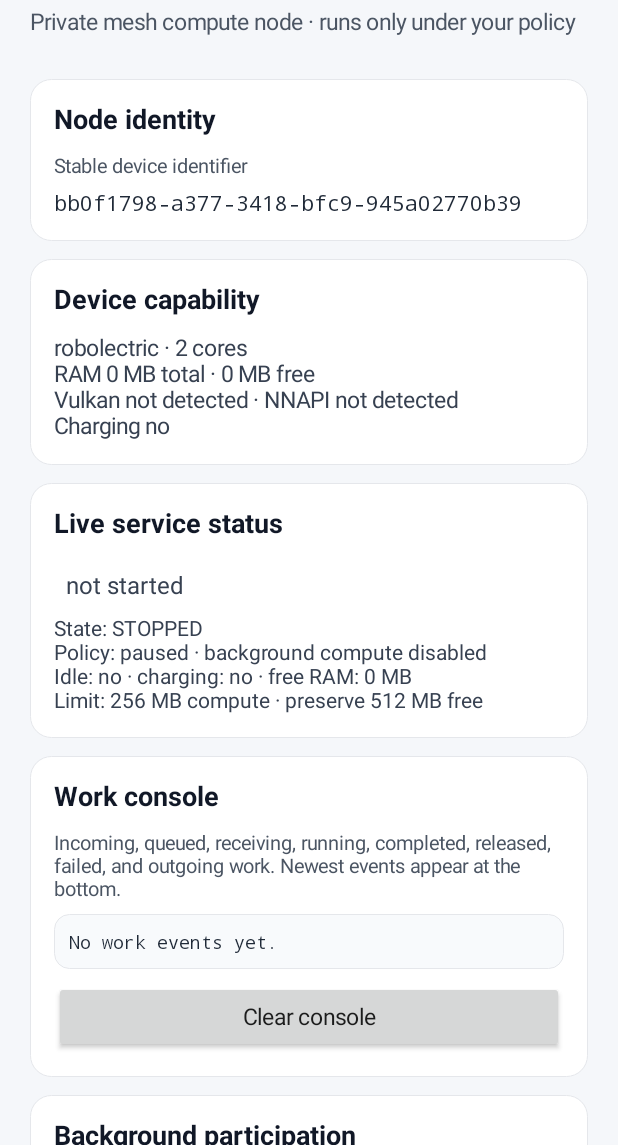
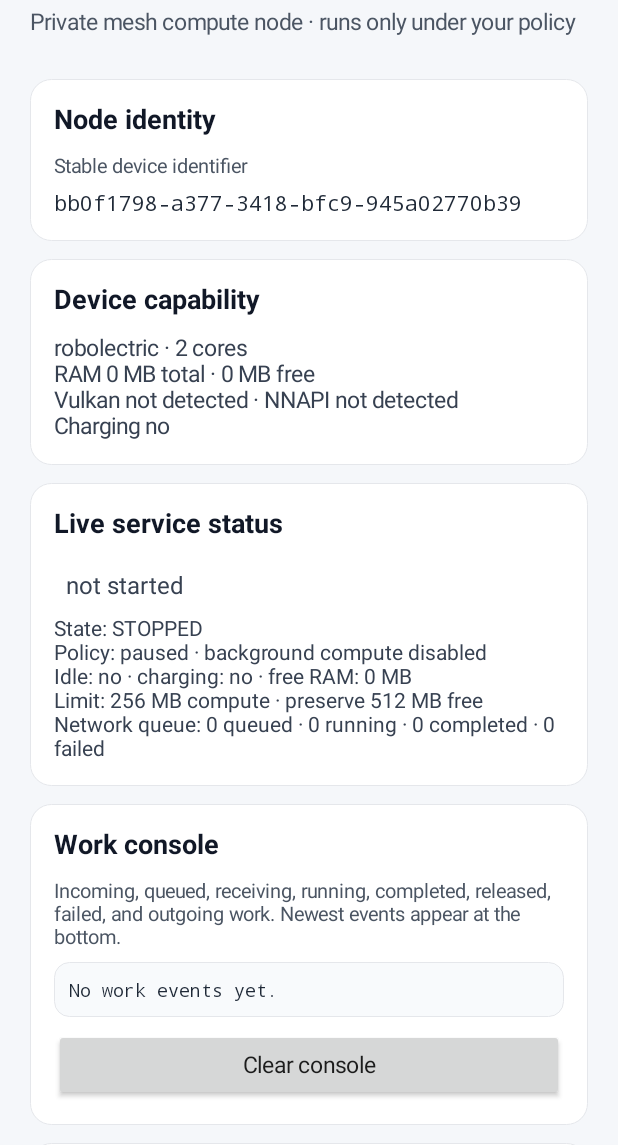
Before and after one commit to ZeroDriveX1/zdx-paralell-pyxel-vm, an Android app: the screen it shows after launch (MainActivity), on a phone screen of 412 x 824 dp, the part 91-1236 px from its top. Run offline under Robolectric (Android 15) with nearby library versions, the light colour scheme and no system bars.

Commit message:
show Android support mode and network queue status

```diff
--- a/android/app/src/main/java/com/zerodrivex/zdxnode/MainActivity.kt
+++ b/android/app/src/main/java/com/zerodrivex/zdxnode/MainActivity.kt
@@ -216,6 +216,12 @@ class MainActivity : Activity() {
         val lastTaskState = status.getString("last_task_state", null)
         val lastTaskDetail = status.getString("last_task_detail", null)
         val progress = if (status.contains("progress")) status.getInt("progress", 0) else null
+        val nodeMode = status.getString("node_mode", null)
+        val queueQueued = status.getInt("queue_queued", 0)
+        val queueRunning = status.getInt("queue_running", 0)
+        val queueCompleted = status.getInt("queue_completed", 0)
+        val queueFailed = status.getInt("queue_failed", 0)
+        val clusterMaster = status.getString("cluster_master", null)
 
         statusView.text = message
         statusView.setTextColor(
@@ -229,6 +235,7 @@ class MainActivity : Activity() {
         val policyBlock = admission.blockReason(policy, snapshot)
         workView.text = buildString {
             append("State: ").append(state)
+            if (!nodeMode.isNullOrBlank()) append(" · mode: ").append(nodeMode.lowercase())
             if (!currentTask.isNullOrBlank()) append("\nCurrent task: ").append(currentTask)
             if (progress != null) append(" · ").append(progress).append("%")
             if (!lastTask.isNullOrBlank()) {
@@ -242,6 +249,11 @@ class MainActivity : Activity() {
             append(" · free RAM: ").append(snapshot.availableMemoryMb).append(" MB")
             append("\nLimit: ").append(policy.memoryLimitMb).append(" MB compute")
             append(" · preserve ").append(policy.minFreeMemoryMb).append(" MB free")
+            append("\nNetwork queue: ").append(queueQueued).append(" queued · ")
+                .append(queueRunning).append(" running · ")
+                .append(queueCompleted).append(" completed · ")
+                .append(queueFailed).append(" failed")
+            if (!clusterMaster.isNullOrBlank()) append("\nCluster master: ").append(clusterMaster)
         }
 
         capabilityView.text = capabilitySummary(DeviceCapabilityCollector(this).collect())
```
